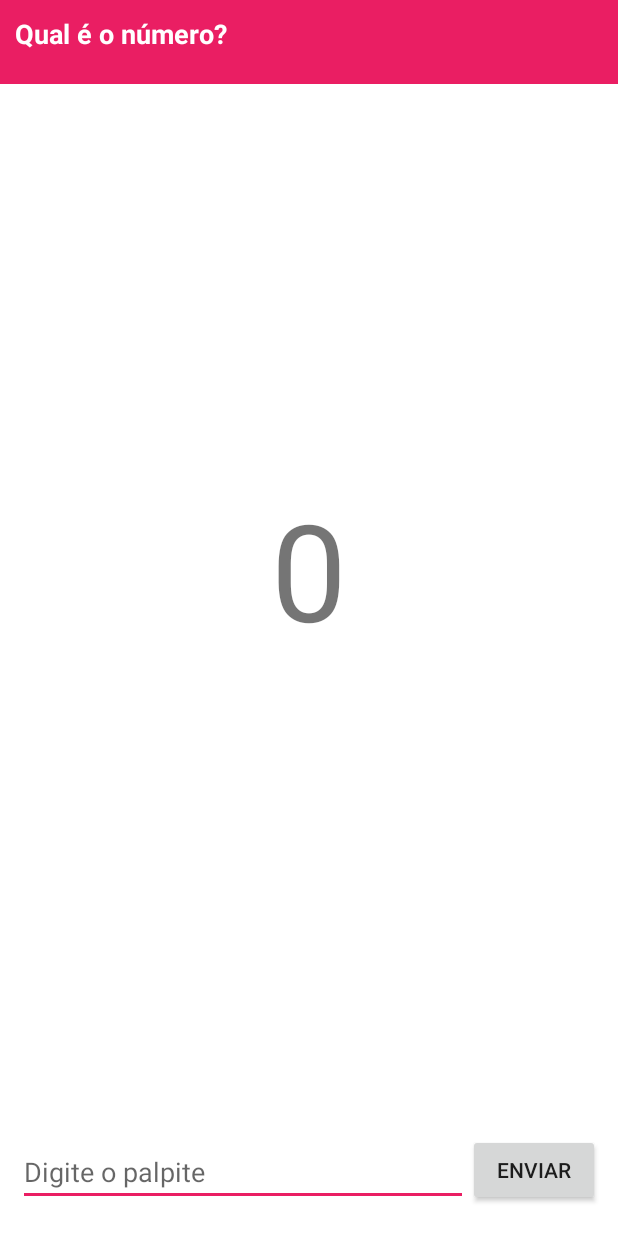
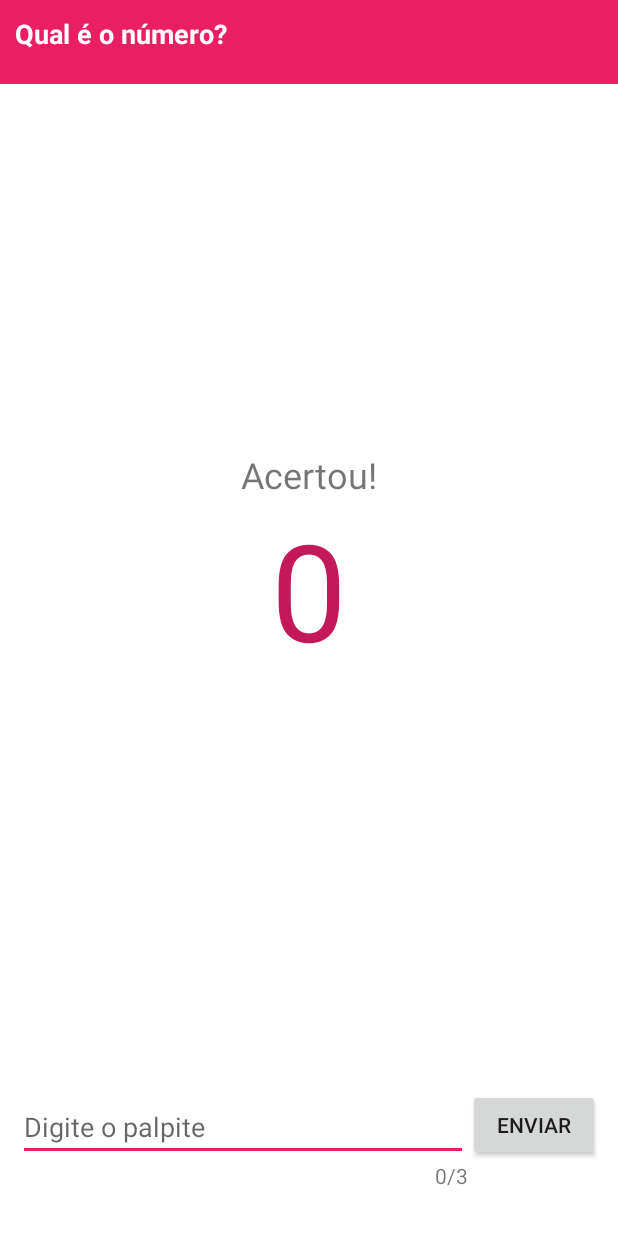
Before and after one commit to Matheus-MNS/android-whats-the-number, an Android app: the layout fragment_whats_the_number.xml on its own in the app's theme, with its tools: preview values and no code run, on a phone screen of 412 x 824 dp. Run offline under Robolectric (Android 15) with nearby library versions, the phone set to English and light mode, and no system bars.

Commit message:
comparison between text input numbers and number request. But functions and extensions to control visualization components implemented.

```diff
--- a/app/src/main/res/layout/fragment_whats_the_number.xml
+++ b/app/src/main/res/layout/fragment_whats_the_number.xml
@@ -29,22 +29,44 @@
     </androidx.constraintlayout.widget.ConstraintLayout>
 
     <androidx.appcompat.widget.AppCompatTextView
-        android:id="@+id/numberRequest"
+        android:id="@+id/guessResult"
         android:layout_width="wrap_content"
         android:layout_height="wrap_content"
+        android:textSize="24sp"
+        app:layout_constraintBottom_toTopOf="@id/guessDisplay"
+        app:layout_constraintEnd_toEndOf="parent"
+        app:layout_constraintStart_toStartOf="parent"
+        tools:text="Acertou!" />
+
+    <androidx.appcompat.widget.AppCompatTextView
+        android:id="@+id/guessDisplay"
+        android:layout_width="wrap_content"
+        android:layout_height="wrap_content"
+        android:text="0"
+        android:textColor="@color/pink_700"
         android:textSize="90sp"
         app:layout_constraintBottom_toTopOf="@id/guess"
         app:layout_constraintEnd_toEndOf="parent"
         app:layout_constraintStart_toStartOf="parent"
-        app:layout_constraintTop_toTopOf="parent"
-        tools:text="0" />
+        app:layout_constraintTop_toBottomOf="@id/toolbar" />
+
+    <androidx.appcompat.widget.AppCompatButton
+        android:id="@+id/newGame"
+        android:layout_width="wrap_content"
+        android:layout_height="wrap_content"
+        android:layout_marginTop="10dp"
+        android:text="@string/label_new_game"
+        android:visibility="gone"
+        app:layout_constraintEnd_toEndOf="parent"
+        app:layout_constraintStart_toStartOf="parent"
+        app:layout_constraintTop_toBottomOf="@id/guessDisplay" />
 
     <androidx.appcompat.widget.AppCompatEditText
         android:id="@+id/guess"
         android:layout_width="300dp"
         android:layout_height="wrap_content"
         android:layout_marginStart="16dp"
-        android:layout_marginBottom="20dp"
+        android:layout_marginBottom="50dp"
         android:hint="@string/label_guess"
         android:inputType="number"
         android:maxLength="3"
@@ -52,16 +74,23 @@
         app:layout_constraintEnd_toStartOf="@id/send"
         app:layout_constraintStart_toStartOf="parent" />
 
+    <androidx.appcompat.widget.AppCompatTextView
+        android:id="@+id/textInputCounter"
+        android:layout_width="wrap_content"
+        android:layout_height="wrap_content"
+        android:text="@string/label_input_start_counter"
+        app:layout_constraintEnd_toEndOf="@id/guess"
+        app:layout_constraintTop_toBottomOf="@+id/guess" />
+
     <androidx.appcompat.widget.AppCompatButton
         android:id="@+id/send"
         android:layout_width="wrap_content"
         android:layout_height="wrap_content"
         android:layout_marginEnd="16dp"
-        android:layout_marginBottom="20dp"
+        android:layout_marginBottom="50dp"
         android:text="@string/label_send"
         app:layout_constraintBottom_toBottomOf="parent"
         app:layout_constraintEnd_toEndOf="parent"
         app:layout_constraintStart_toEndOf="@+id/guess" />
 
-
 </androidx.constraintlayout.widget.ConstraintLayout>
--- a/app/src/main/res/values/strings.xml
+++ b/app/src/main/res/values/strings.xml
@@ -1,8 +1,13 @@
 <resources>
     <string name="app_name">What\'s the number</string>
-    <!-- TODO: Remove or change this placeholder text -->
-    <string name="hello_blank_fragment">Hello blank fragment</string>
     <string name="label_guess">Digite o palpite</string>
     <string name="label_send">ENVIAR</string>
     <string name="toolbar_title">Qual é o número?</string>
+    <string name="is_bigger">É maior</string>
+    <string name="is_smaller">É menor</string>
+    <string name="right">Acertou!</string>
+    <string name="error">Erro</string>
+    <string name="label_new_game">nova partida</string>
+    <string name="label_input_counter">%1$s/3</string>
+    <string name="label_input_start_counter">0/3</string>
 </resources>
```
Also changed, not shown: app/src/main/java/com/example/whatsthenumber/common/extensions/ActivityExtensions.kt (added, +8 -0 lines), app/src/main/java/com/example/whatsthenumber/common/extensions/FragmentExtensions.kt (added, +7 -0 lines), app/src/main/java/com/example/whatsthenumber/common/extensions/ViewExtensions.kt (added, +11 -0 lines), app/src/main/java/com/example/whatsthenumber/feature/presentation/WhatsTheNumberFragment.kt (+62 -5 lines), app/src/main/java/com/example/whatsthenumber/feature/presentation/WhatsTheNumberViewModel.kt (+12 -7 lines), app/src/main/java/com/example/whatsthenumber/common/network/RemoteConstants.kt (line endings or trailing spaces).
